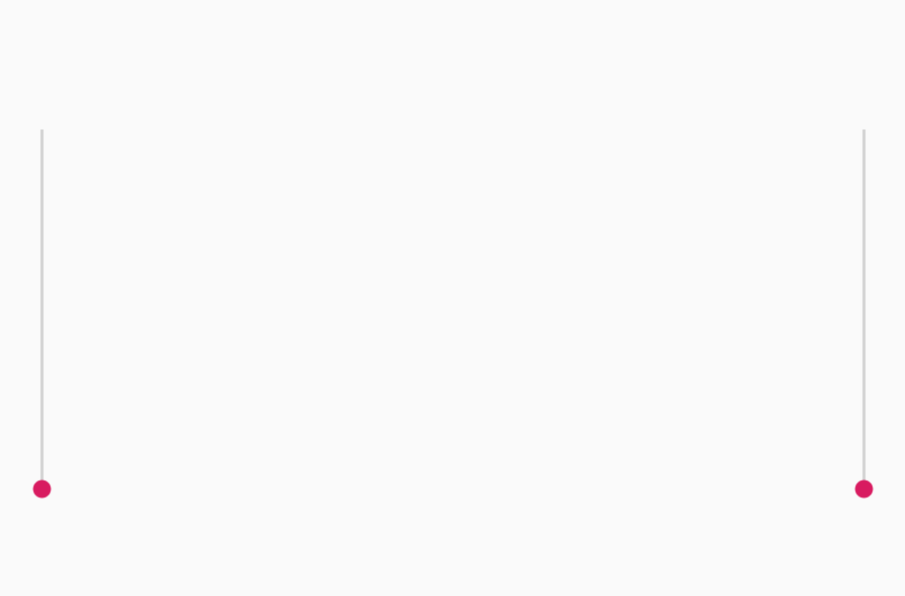
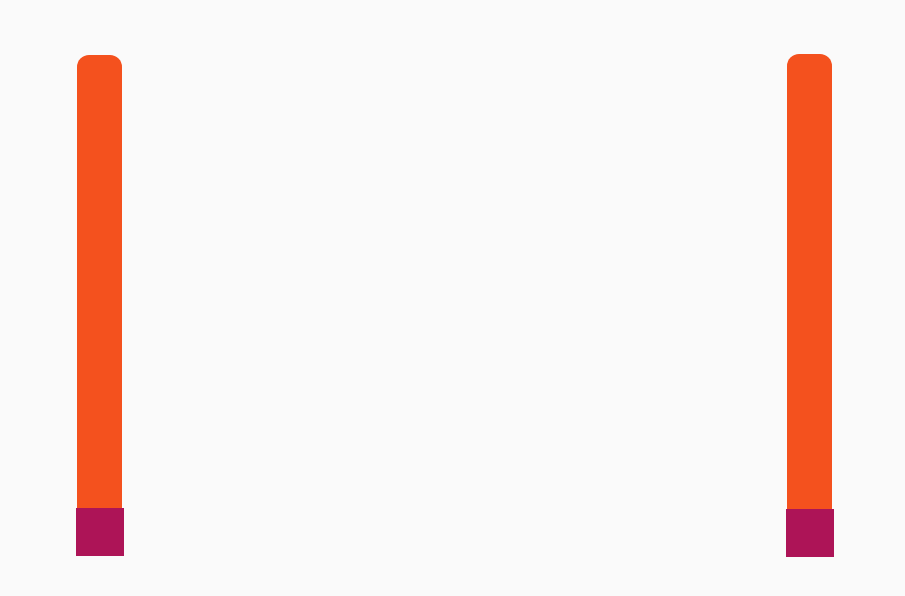
Before and after one commit to ut-ras/couch-pi, an Android app: the screen it shows after launch (MainActivity), on a phone screen of 824 x 412 dp (held sideways). Shown: the top 596 px of the screen, without its empty margins (162-1067 px from the left). Run offline under Robolectric (Android 15) with nearby library versions, the phone set to English and light mode, and no system bars.

Commit message:
set up slider visuals

```diff
--- /dev/null
+++ b/android_v2/app/src/main/res/drawable/seek_prog.xml
@@ -0,0 +1,29 @@
+<?xml version="1.0" encoding="utf-8"?>
+<layer-list xmlns:android="http://schemas.android.com/apk/res/android">
+    <item android:id="@android:id/background"
+        android:gravity="center_vertical|fill_horizontal">
+        <shape android:shape="rectangle"
+            android:tint="#ffd600">
+            <corners android:radius="8dp"/>
+            <size android:height="30dp" />
+            <solid android:color="#ffd600" />
+        </shape>
+    </item>
+    <item android:id="@android:id/progress"
+        android:gravity="center_vertical|fill_horizontal">
+        <scale android:scaleWidth="100%">
+            <selector>
+                <item android:state_enabled="false"
+                    android:drawable="@android:color/transparent" />
+                <item>
+                    <shape android:shape="rectangle"
+                        android:tint="#f50057">
+                        <corners android:radius="8dp"/>
+                        <size android:height="30dp" />
+                        <solid android:color="#f50057" />
+                    </shape>
+                </item>
+            </selector>
+        </scale>
+    </item>
+</layer-list>
--- /dev/null
+++ b/android_v2/app/src/main/res/drawable/seek_thumb.xml
@@ -0,0 +1,13 @@
+<?xml version="1.0" encoding="utf-8"?>
+<shape
+    xmlns:android="http://schemas.android.com/apk/res/android"
+    android:shape="rectangle"
+    android:thickness="4dp"
+    android:useLevel="false"
+    android:tint="#ad1457">
+    <solid
+        android:color="#ad1457" />
+    <size
+        android:width="32dp"
+        android:height="32dp" />
+</shape>
--- a/android_v2/app/src/main/res/layout/activity_main.xml
+++ b/android_v2/app/src/main/res/layout/activity_main.xml
@@ -8,24 +8,32 @@
 
     <SeekBar
         android:id="@+id/seekBar4"
-        android:layout_width="272dp"
-        android:layout_height="19dp"
+        android:layout_width="350dp"
+        android:layout_height="39dp"
         android:rotation="270"
+        android:theme="@style/MySeekBar"
+        android:thumb="@drawable/seek_thumb"
+        android:progressDrawable="@drawable/seek_prog"
         app:layout_constraintBottom_toBottomOf="parent"
         app:layout_constraintEnd_toEndOf="parent"
         app:layout_constraintHorizontal_bias="0.0"
         app:layout_constraintStart_toStartOf="parent"
-        app:layout_constraintTop_toTopOf="parent" />
+        app:layout_constraintTop_toTopOf="parent"
+        app:layout_constraintVertical_bias="0.473" />
 
     <SeekBar
         android:id="@+id/seekBar5"
-        android:layout_width="272dp"
-        android:layout_height="19dp"
+        android:layout_width="351dp"
+        android:layout_height="39dp"
+        android:progressDrawable="@drawable/seek_prog"
         android:rotation="270"
+        android:theme="@style/MySeekBar"
+        android:thumb="@drawable/seek_thumb"
         app:layout_constraintBottom_toBottomOf="parent"
         app:layout_constraintEnd_toEndOf="parent"
-        app:layout_constraintHorizontal_bias="0.993"
+        app:layout_constraintHorizontal_bias="1.0"
         app:layout_constraintStart_toStartOf="parent"
-        app:layout_constraintTop_toTopOf="parent" />
+        app:layout_constraintTop_toTopOf="parent"
+        app:layout_constraintVertical_bias="0.473" />
 
 </androidx.constraintlayout.widget.ConstraintLayout>
--- a/android_v2/app/src/main/res/values/styles.xml
+++ b/android_v2/app/src/main/res/values/styles.xml
@@ -1,4 +1,4 @@
-<resources>
+<resources xmlns:tools="http://schemas.android.com/tools">
 
     <!-- Base application theme. -->
     <style name="AppTheme" parent="Theme.AppCompat.Light.DarkActionBar">
@@ -8,4 +8,10 @@
         <item name="colorAccent">@color/colorAccent</item>
     </style>
 
+    <style name="MySeekBar" parent="Widget.AppCompat.SeekBar">
+        <item name="android:progressBackgroundTint" tools:targetApi="lollipop">#f4511e</item>
+        <item name="android:progressTint" tools:targetApi="lollipop">#388e3c</item>
+        <item name="android:colorControlActivated" tools:targetApi="lollipop">#c51162</item>
+    </style>
+
 </resources>
```
Also changed, not shown: 1 other file.
